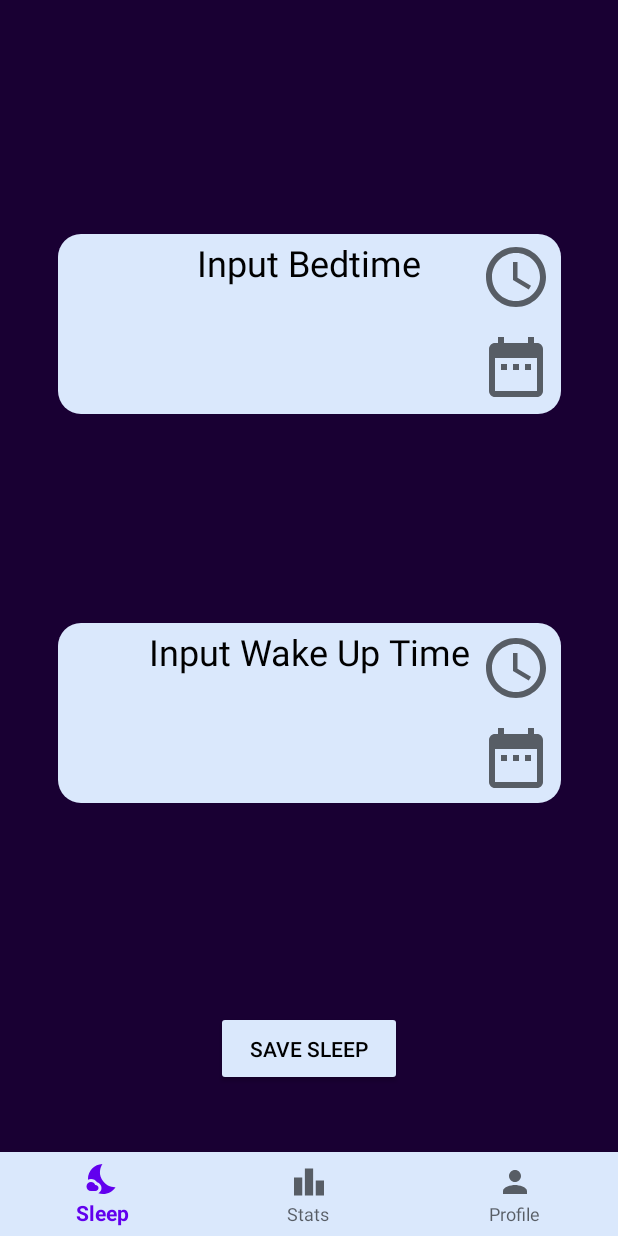
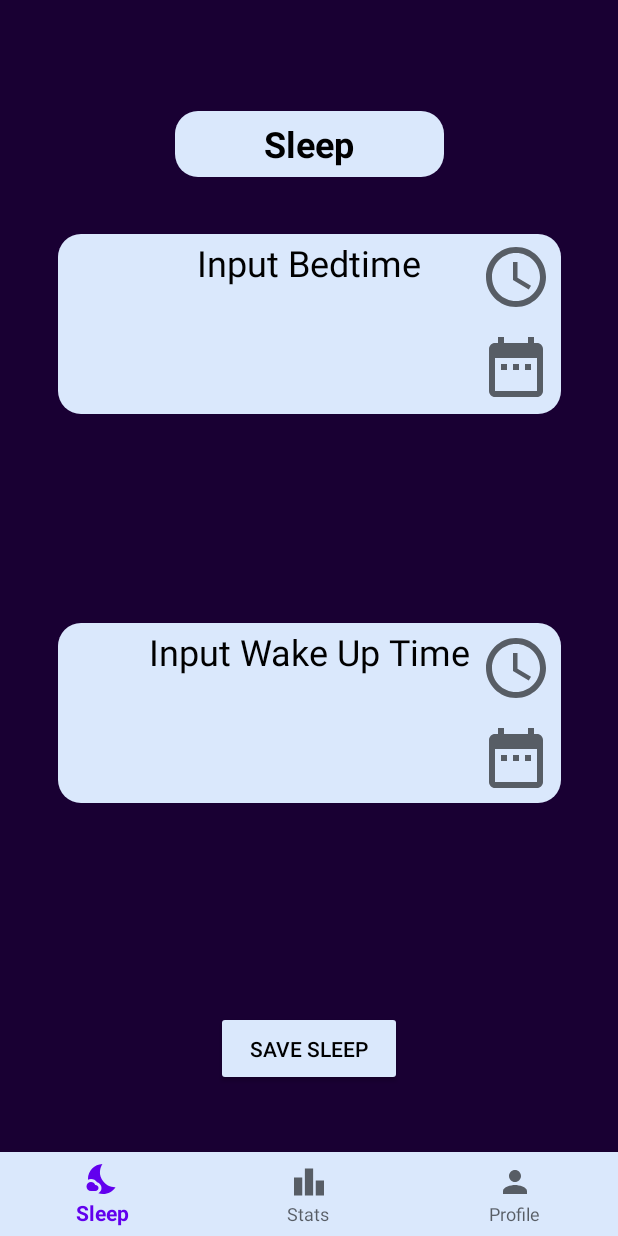
Before and after one commit to Igbooo/SleepTracker, an Android app: the MainActivity screen opened directly, with no data from a screen before it, on a phone screen of 412 x 824 dp. Run offline under Robolectric (Android 15) with nearby library versions, the phone set to English and light mode, and no system bars; our stand-ins replace Room's generated code, navigation-ui.

Commit message:
General clean-up and commenting

```diff
--- a/app/src/main/java/com/example/sleeptracker/MainActivity.java
+++ b/app/src/main/java/com/example/sleeptracker/MainActivity.java
@@ -25,8 +25,7 @@ public class MainActivity extends AppCompatActivity {
         //db init
         sleepDatabase = Room.databaseBuilder(getApplicationContext(), SleepDatabase.class, "sleepdb").allowMainThreadQueries().build();
         //disable this for release
-        sleepDatabase.clearAllTables();
-        boolean dbWorks = dbTest();
+        //boolean dbWorks = dbTest();
 
         setContentView(R.layout.activity_main);
         getSupportActionBar().hide();
@@ -42,6 +41,7 @@ public class MainActivity extends AppCompatActivity {
     }
 
     private boolean dbTest() {
+        sleepDatabase.clearAllTables();
         try {
             SleepRecord sleep = new SleepRecord();
             sleep.setStartTime("00:00");
--- a/app/src/main/java/com/example/sleeptracker/ui/sleep/SleepFragment.java
+++ b/app/src/main/java/com/example/sleeptracker/ui/sleep/SleepFragment.java
@@ -36,25 +36,11 @@ public class SleepFragment extends Fragment {
     TextView tvBedtimeTime, tvWakeUpTime, tvBedDate, tvWakeDate;
     int bedHour, bedMinute, wakeHour, wakeMinute;
     int dYear,  dMonth,  day;
-
-    private SleepViewModel homeViewModel;
-
     private SleepRecord sleep;
-
-    public void CalculateTime(int bedHour, int bedMinute, int wakeHour, int wakeMinute)
-    {
-        long Hduration = bedHour - wakeHour;
-        long Mduration = bedMinute - wakeMinute;
-        long diffInHr = TimeUnit.MICROSECONDS.toHours(Hduration);
-        long diffInMin = TimeUnit.MICROSECONDS.toMinutes(Mduration);
-
-        System.out.println(diffInHr + "Hrs and " + diffInMin  + "Minutes");
-    }
 
     public View onCreateView(@NonNull LayoutInflater inflater,
                              ViewGroup container, Bundle savedInstanceState) {
-        homeViewModel =
-                ViewModelProviders.of(this).get(SleepViewModel.class);
+        SleepViewModel homeViewModel = ViewModelProviders.of(this).get(SleepViewModel.class);
         View root = inflater.inflate(R.layout.fragment_sleep, container, false);
 
         sleep = new SleepRecord();
@@ -132,7 +118,6 @@ public class SleepFragment extends Fragment {
                 datePickerDialog.show();
             }
         });
-
         buttonWakeDate.setOnClickListener(new View.OnClickListener() {
             @Override
             public void onClick(View v) {
@@ -153,10 +138,8 @@ public class SleepFragment extends Fragment {
                 );
                 //datePickerDialog.updateDate(dYear, dMonth, day);
                 datePickerDialog.show();
-
             }
         });
-
         buttonSave.setOnClickListener(new View.OnClickListener() {
             @Override
             public void onClick(View view) {
@@ -172,6 +155,5 @@ public class SleepFragment extends Fragment {
         });
 
         return root;
-
     }
 }
--- a/app/src/main/res/layout/fragment_sleep.xml
+++ b/app/src/main/res/layout/fragment_sleep.xml
@@ -5,6 +5,29 @@
     android:layout_width="match_parent"
     android:layout_height="match_parent"
     tools:context=".ui.sleep.SleepFragment">
+
+    <androidx.constraintlayout.widget.Guideline
+        android:id="@+id/statsGuide2"
+        android:layout_width="wrap_content"
+        android:layout_height="wrap_content"
+        android:orientation="horizontal"
+        app:layout_constraintGuide_begin="80dp" />
+
+    <TextView
+        android:id="@+id/statsTitle2"
+        android:layout_width="179dp"
+        android:layout_height="44dp"
+        android:background="@drawable/rounded_corner"
+        android:backgroundTint="@color/sleepBlue"
+        android:gravity="center"
+        android:text="@string/sleep_title"
+        android:textColor="@android:color/black"
+        android:textSize="24sp"
+        android:textStyle="bold"
+        app:layout_constraintBottom_toTopOf="@+id/statsGuide2"
+        app:layout_constraintEnd_toEndOf="parent"
+        app:layout_constraintStart_toStartOf="parent"
+        app:layout_constraintTop_toTopOf="parent" />
 
     <TextView
         android:id="@+id/inputSleepText2"
--- a/app/src/main/res/values/strings.xml
+++ b/app/src/main/res/values/strings.xml
@@ -1,11 +1,14 @@
 <resources>
     <string name="app_name">Sleep Tracker</string>
+
     <string name="title_sleep">Sleep</string>
     <string name="title_stats">Stats</string>
     <string name="title_profile">Profile</string>
+
     <string name="start_text">Sleep Tracker</string>
     <string name="start_image_description">A Moon and Stars.</string>
     <string name="start_button_text">Start</string>
+
     <string name="profile_title">Profile</string>
     <string name="profile_sleep_image_description">A moon and cloud.</string>
     <string name="profile_wake_image_description">A sun.</string>
@@ -13,6 +16,7 @@
     <string name="profile_to_bed_text">Went to bed:</string>
     <string name="profile_woke_up_text">Woke up:</string>
     <string name="profile_time_slept_text">Time slept:</string>
+
     <string name="horizontal_axis_title">Day</string>
     <string name="vertical_axis_title">Hours Slept</string>
     <string name="stats_title">Stats</string>
@@ -20,4 +24,6 @@
     <string name="sleep_input_wakeup_text">Input Wake Up Time</string>
     <string name="sleep_save_button_text">Save Sleep</string>
     <string name="dropdown_desc">A drop down arrow.</string>
+
+    <string name="sleep_title">Sleep</string>
 </resources>
```
Also changed, not shown: app/src/main/java/com/example/sleeptracker/ui/profile/ProfileFragment.java (+6 -12 lines), app/src/main/java/com/example/sleeptracker/ui/stats/StatsFragment.java (+13 -9 lines).
